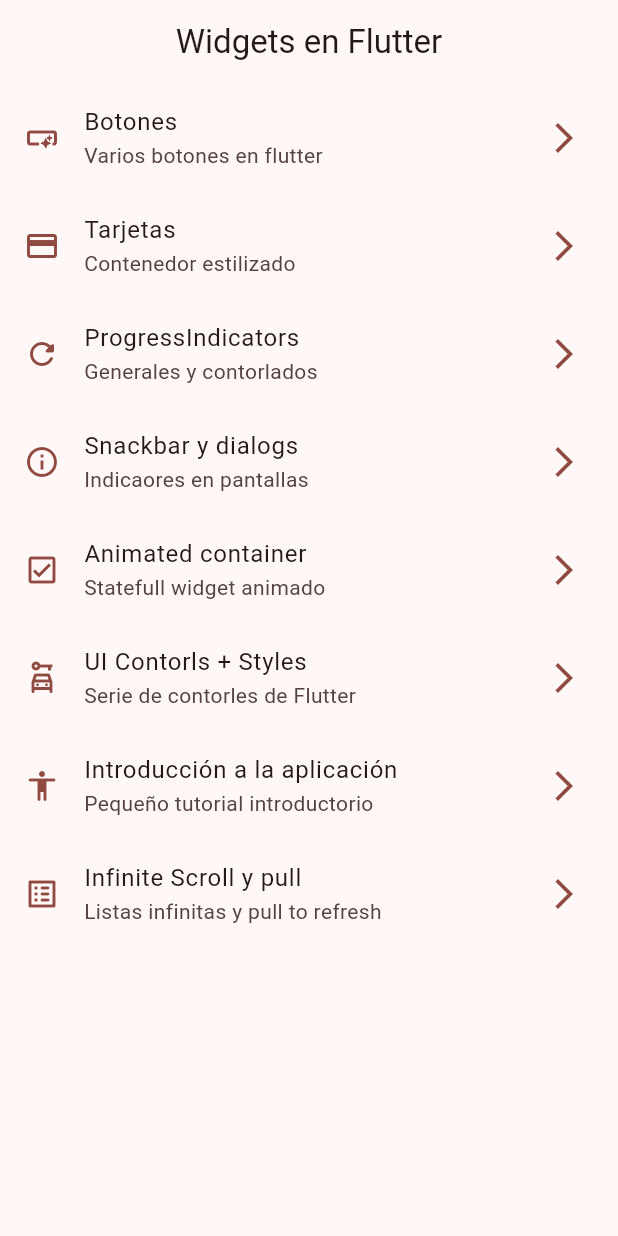
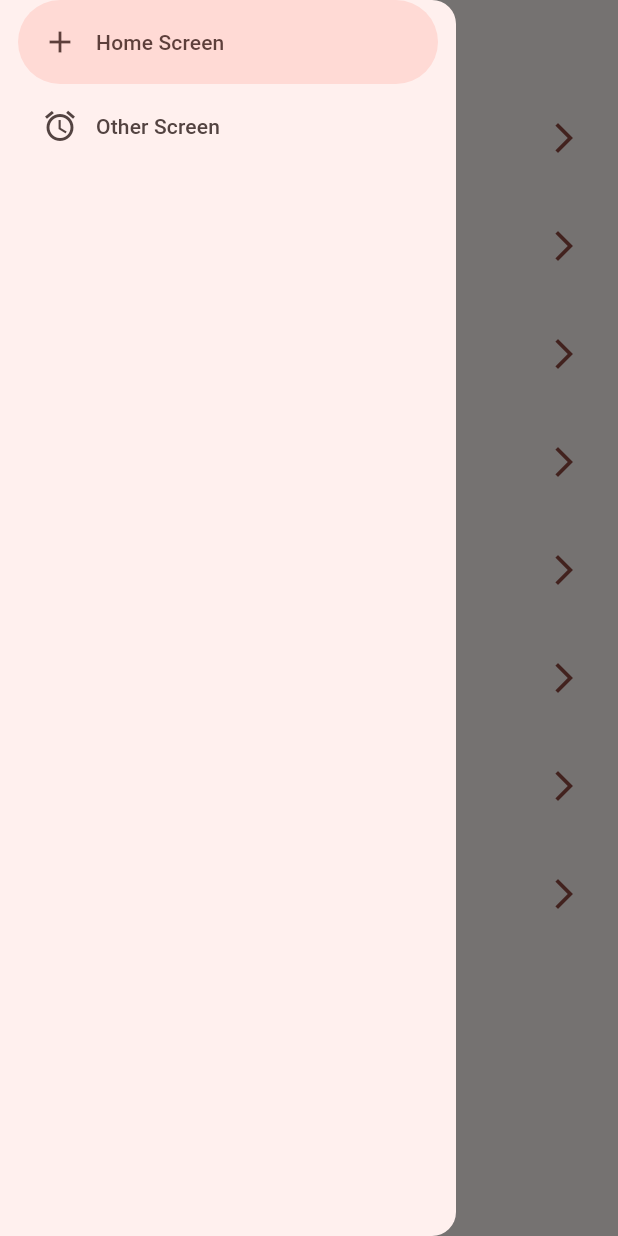
Before and after one commit to dalfonsop/flutter_4_app, a Flutter app: the screen it shows after launch, with the side drawer open (before the commit the screen has no drawer), on a phone screen of 412 x 824 dp. Run offline on Flutter 3.47's test engine with Material 3 defaults, Android fonts, the phone set to English and light mode, and no system bars; our stand-ins replace animate_do, go_router.

Commit message:
First Impl of NavigationDrawer

```diff
--- a/widgets_app/lib/presentation/screens/home/home_screen.dart
+++ b/widgets_app/lib/presentation/screens/home/home_screen.dart
@@ -1,6 +1,7 @@
 import 'package:flutter/material.dart';
 import 'package:go_router/go_router.dart';
 import 'package:widgets_app/config/menu/menu_items.dart';
+import 'package:widgets_app/presentation/widgets/side_menu.dart';
 
 class HomeScreen extends StatelessWidget {
   const HomeScreen({super.key});
@@ -12,6 +13,7 @@ class HomeScreen extends StatelessWidget {
     return Scaffold(
       appBar: AppBar(title: Text('Widgets en Flutter')),
       body: _HomeView(),
+      drawer: SideMenu(),
     );
   }
 }
--- /dev/null
+++ b/widgets_app/lib/presentation/widgets/side_menu.dart
@@ -0,0 +1,25 @@
+import 'package:flutter/material.dart';
+
+class SideMenu extends StatefulWidget {
+  const SideMenu({super.key});
+
+  @override
+  State<SideMenu> createState() => _SideMenuState();
+}
+
+class _SideMenuState extends State<SideMenu> {
+  int navDrawerIndex = 0;
+  @override
+  Widget build(BuildContext context) {
+    return NavigationDrawer(
+      selectedIndex: navDrawerIndex,
+      onDestinationSelected: (value) => setState(() {
+          navDrawerIndex = value;
+      }),
+      children: [
+        NavigationDrawerDestination(icon: Icon(Icons.add), label: Text('Home Screen')),
+        NavigationDrawerDestination(icon: Icon(Icons.access_alarms_outlined), label: Text('Other Screen')),
+      ],
+    );
+  }
+}
```
